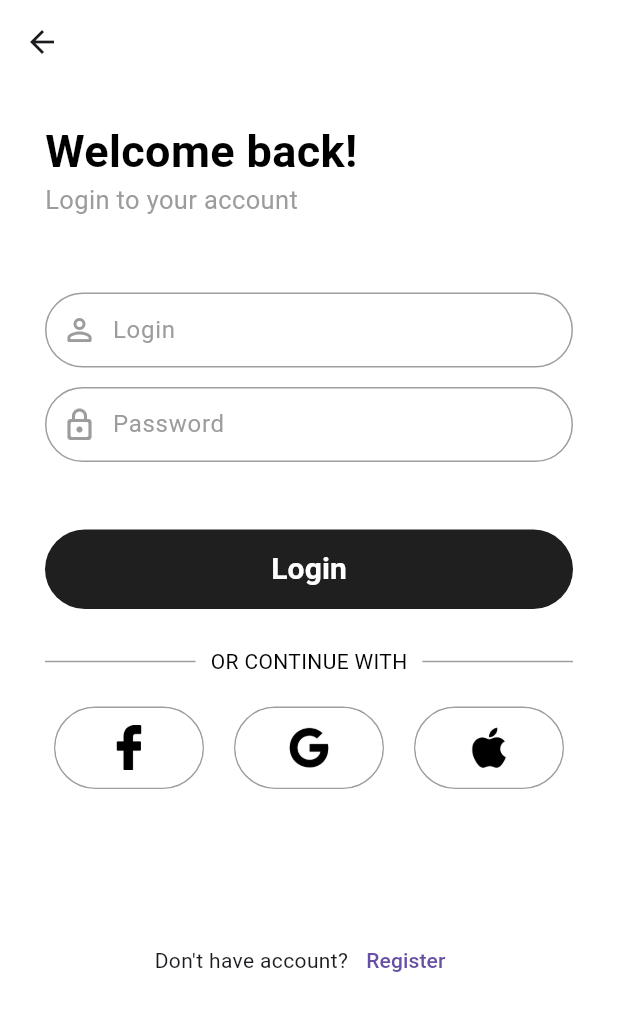
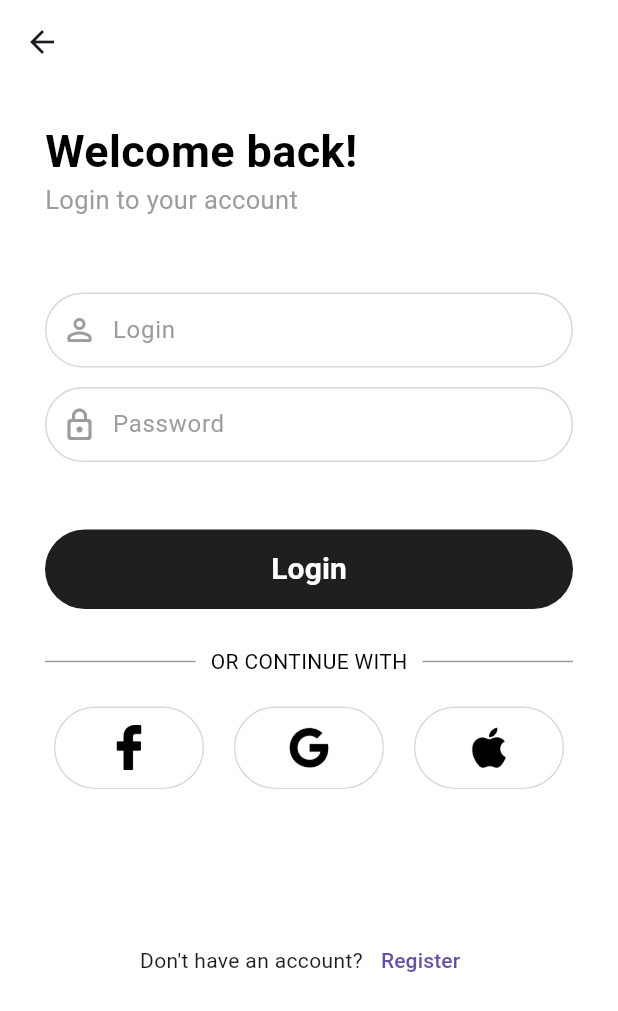
Before and after one commit to mevyst2003/MobileAppProject, a Flutter app: the Loign screen opened directly, on a phone screen of 412 x 824 dp. Shown: the top 1011 px of the screen. Run offline on Flutter 3.47's test engine with Material 3 defaults, Android fonts, the phone set to English and light mode, and no system bars.

Commit message:
Update loign.dart

```diff
--- a/mobileappproject/lib/loign.dart
+++ b/mobileappproject/lib/loign.dart
@@ -47,7 +47,7 @@ class Loign extends StatelessWidget {
                 decoration: BoxDecoration(
                   color: Colors.white,
                   borderRadius: BorderRadius.circular(30),
-                  border: Border.all(color: Colors.grey),
+                  border: Border.all(color: Colors.grey.withOpacity(0.4)),
                 ),
                 child: const Row(
                   children: [
@@ -76,7 +76,7 @@ class Loign extends StatelessWidget {
                 decoration: BoxDecoration(
                   color: Colors.white,
                   borderRadius: BorderRadius.circular(30),
-                  border: Border.all(color: Colors.grey),
+                  border: Border.all(color: Colors.grey.withOpacity(0.4)),
                 ),
                 child: const Row(
                   children: [
@@ -92,7 +92,7 @@ class Loign extends StatelessWidget {
                           border: InputBorder.none,
                           hintText: "Password",
                           hintStyle: TextStyle(
-                              color: Color.fromARGB(255, 156, 156, 156),
+                              color: Colors.grey,
                               fontWeight: FontWeight.normal),
                         ),
                       ),
@@ -158,7 +158,7 @@ class Loign extends StatelessWidget {
                     height: 55,
                     width: 100,
                     decoration: BoxDecoration(
-                      border: Border.all(color: Colors.grey),
+                      border: Border.all(color: Colors.grey.withOpacity(0.4)),
                       borderRadius: BorderRadius.circular(30),
                     ),
                     child: FilledButton(
@@ -183,7 +183,7 @@ class Loign extends StatelessWidget {
                     height: 55,
                     width: 100,
                     decoration: BoxDecoration(
-                      border: Border.all(color: Colors.grey),
+                      border: Border.all(color: Colors.grey.withOpacity(0.4)),
                       borderRadius: BorderRadius.circular(30),
                     ),
                     child: FilledButton(
@@ -208,7 +208,7 @@ class Loign extends StatelessWidget {
                     height: 55,
                     width: 100,
                     decoration: BoxDecoration(
-                      border: Border.all(color: Colors.grey),
+                      border: Border.all(color: Colors.grey.withOpacity(0.4)),
                       borderRadius: BorderRadius.circular(30),
                     ),
                     child: FilledButton(
@@ -234,7 +234,7 @@ class Loign extends StatelessWidget {
               Row(
                 mainAxisAlignment: MainAxisAlignment.center,
                 children: [
-                  const Text("Don't have account?"),
+                  const Text("Don't have an account?"),
                   TextButton(onPressed: () {}, child: const Text("Register"))
                 ],
               ),
```
